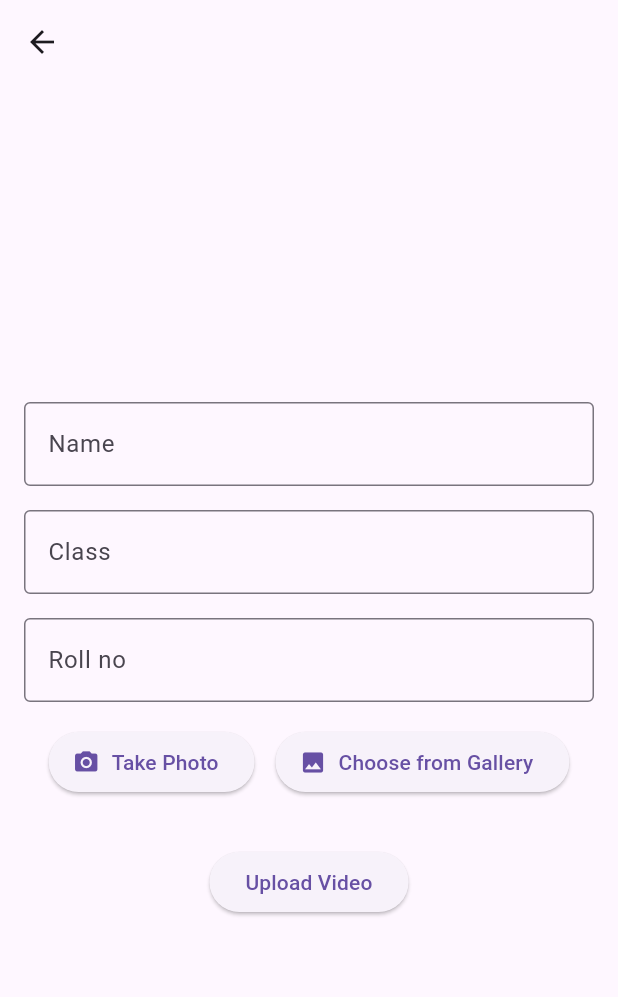
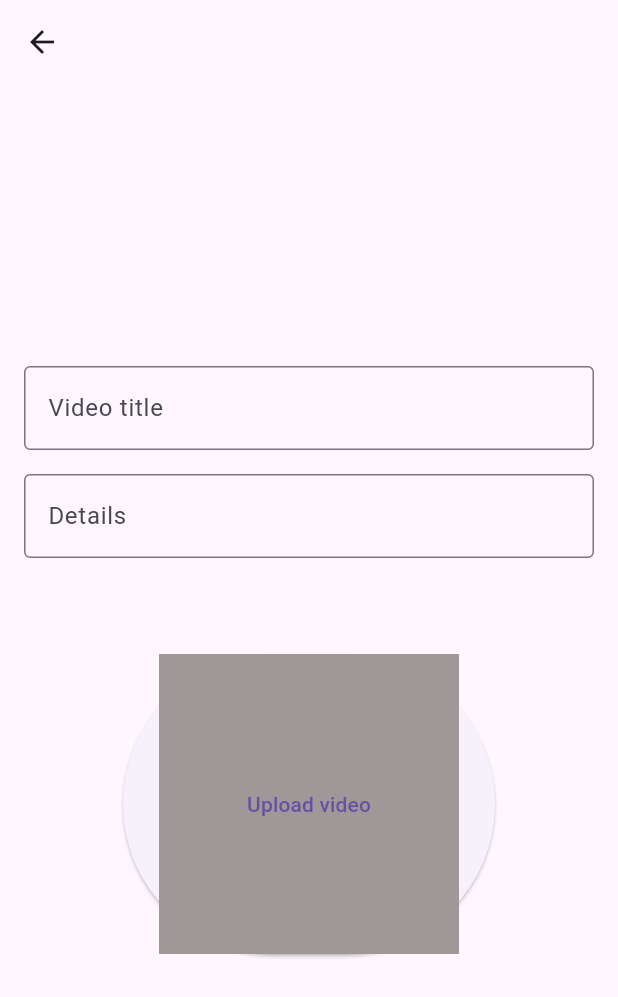
Before and after one commit to Ayishamarva7998/Firebase_Todo, a Flutter app: the screen it shows after launch, after a tap on "Add", on a phone screen of 412 x 824 dp. Shown: the top 997 px of the screen. Run offline on Flutter 3.47's test engine with Material 3 defaults, Android fonts, the phone set to English and light mode, and no system bars; our stand-ins replace cloud_firestore, file_picker, firebase_core, firebase_storage, image_picker, video_player; accounts and stored records are empty; network calls fail.

Commit message:
videos added

```diff
--- a/lib/controllers/image_provider.dart
+++ b/lib/controllers/image_provider.dart
@@ -8,7 +8,6 @@ class ImageProviderr extends ChangeNotifier {
 
   void setImage(ImageSource source) async {
     final pickedImage = await imagePicker.pickImage(source: source);
-
     selectedImage = pickedImage != null ? File(pickedImage.path) : null;
     notifyListeners();
   }
--- /dev/null
+++ b/lib/model/model.dart
@@ -0,0 +1,21 @@
+import 'package:cloud_firestore/cloud_firestore.dart';
+
+class VideoModel {
+  final String recipientId;
+  final String videoUrl;
+  final DateTime uploadedAt;
+
+  VideoModel({
+    required this.recipientId,
+    required this.videoUrl,
+    required this.uploadedAt,
+  });
+
+  factory VideoModel.fromFirestore(Map<String, dynamic> data) {
+    return VideoModel(
+      recipientId: data['recipientId'] as String,
+      videoUrl: data['videoUrl'] as String,
+      uploadedAt: (data['uploadedAt'] as Timestamp).toDate(),
+    );
+  }
+}
--- a/lib/services/service.dart
+++ b/lib/services/service.dart
@@ -1,17 +1,29 @@
-import 'dart:developer';
+
 import 'dart:io';
 
 import 'package:cloud_firestore/cloud_firestore.dart';
 import 'package:firebase_storage/firebase_storage.dart';
-import 'package:todo_app/model.dart';
+
+import 'package:todo_app/model/model.dart';
 
 class FirebaseService {
   String collectionRef = 'Student';
   FirebaseFirestore firestore = FirebaseFirestore.instance;
   Reference storage = FirebaseStorage.instance.ref();
+  Future<List<VideoModel>> fetchVideos() async {
+    try {
+      final QuerySnapshot snapshot =
+          await firestore.collection(collectionRef).get();
 
-
-
+      return snapshot.docs
+          .map((doc) =>
+              VideoModel.fromFirestore(doc.data() as Map<String, dynamic>))
+          .toList();
+    } catch (e) {
+      print('Error fetching videos from Firestore: $e');
+      return [];
+    }
+  }
 
   Future<String> uploadVideoToStorage(File videoFile) async {
     try {
@@ -50,5 +62,4 @@ class FirebaseService {
       print('Error selecting and sending video: $e');
     }
   }
-
 }
--- a/lib/views/addscreen/add_screen.dart
+++ b/lib/views/addscreen/add_screen.dart
@@ -1,13 +1,9 @@
 import 'dart:io';
 import 'package:file_picker/file_picker.dart';
-import 'package:firebase_core/firebase_core.dart';
 import 'package:flutter/material.dart';
 import 'package:image_picker/image_picker.dart';
 import 'package:provider/provider.dart';
-import 'package:todo_app/controllers/Student_provider.dart';
 import 'package:todo_app/controllers/image_provider.dart';
-
-import 'package:todo_app/model.dart';
 import 'package:todo_app/services/service.dart';
 import 'package:todo_app/views/Listscreen/list_screen.dart';
 
@@ -38,7 +34,7 @@ class AddScreen extends StatelessWidget {
                 controller: namecontroller,
 
                 decoration: const InputDecoration(
-                  labelText: 'Name',
+                  labelText: 'Video title',
                   border: OutlineInputBorder(),
                 ),
               ),
@@ -48,43 +44,43 @@ class AddScreen extends StatelessWidget {
                 obscureText: true,
                 decoration: const InputDecoration(
 
-                  labelText: 'Class',
+                  labelText: 'Details ',
                   border: OutlineInputBorder(),
                 ),
 
               ),
               const SizedBox(height: 16,),
-                   TextFormField(
-                    controller:rollnocontroller ,
-                obscureText: true,
-                decoration: const InputDecoration(
+              //      TextFormField(
+              //       controller:rollnocontroller ,
+              //   obscureText: true,
+              //   decoration: const InputDecoration(
 
-                  labelText: 'Roll no',
-                  border: OutlineInputBorder(),
-                ),
+              //     labelText: '',
+              //     border: OutlineInputBorder(),
+              //   ),
 
-              ),
+              // ),
               const SizedBox(height: 16,),
               Row(
                 mainAxisAlignment: MainAxisAlignment.center,
                 children: [
-                  ElevatedButton.icon(
-                    onPressed: () {
-                      pro.setImage(ImageSource.camera);
-                    },
-                    icon: const Icon(Icons.camera_alt),
-                    label: const Text('Take Photo'),
-                  ),
-                  const SizedBox(
-                    width: 14.0,
-                  ),
-                  ElevatedButton.icon(
-                    onPressed: () {
-                      pro.setImage(ImageSource.gallery);
-                    },
-                    icon: const Icon(Icons.photo),
-                    label: const Text('Choose from Gallery'),
-                  ),
+                //   ElevatedButton.icon(
+                //     onPressed: () {
+                //       pro.setImage(ImageSource.camera);
+                //     },
+                //     icon: const Icon(Icons.camera_alt),
+                //     label: const Text('Take Photo'),
+                //   ),
+                //   const SizedBox(
+                //     width: 14.0,
+                //   ),
+                //   ElevatedButton.icon(
+                //     onPressed: () {
+                //       pro.setImage(ImageSource.gallery);
+                //     },
+                //     icon: const Icon(Icons.photo),
+                //     label: const Text('Choose from Gallery'),
+                //   ),
                 ],
               ),
             if (pro.selectedImage != null)
@@ -141,7 +137,8 @@ class AddScreen extends StatelessWidget {
           ),
         );
       },
-      child: const Text('Upload Video'),
+      child:  Container(
+        height: 200,width: 200,color: const Color.fromARGB(255, 158, 152, 152),child: Center(child: Text('Upload video')),),
     ),
 
             ],
--- a/lib/views/listscreen/list_screen.dart
+++ b/lib/views/listscreen/list_screen.dart
@@ -1,21 +1,27 @@
-
-
 // ignore_for_file: camel_case_types
 
-import 'dart:developer';
+import 'package:flutter/material.dart';
+import 'package:todo_app/model/model.dart';
+import 'package:todo_app/services/service.dart';
+import 'package:todo_app/views/addscreen/add_screen.dart';
+import 'package:todo_app/views/listscreen/widgets/video_player_widget.dart';
 
-import 'package:cloud_firestore/cloud_firestore.dart';
-import 'package:flutter/material.dart';
-import 'package:provider/provider.dart';
-import 'package:todo_app/controllers/Student_provider.dart';
-import 'package:todo_app/model.dart';
-import 'package:todo_app/views/editscreen/edit_screen.dart';
-import 'package:todo_app/views/addscreen/add_screen.dart';
-import 'package:todo_app/views/details.dart';
+class ListScreen extends StatefulWidget {
+  const ListScreen({super.key});
 
+  @override
+  State<ListScreen> createState() => _ListScreenState();
+}
 
-class ListScreen extends StatelessWidget {
-  const ListScreen({super.key});
+class _ListScreenState extends State<ListScreen> {
+  final FirebaseService _firebaseService = FirebaseService();
+  late Future<List<VideoModel>> _videosFuture;
+
+  @override
+  void initState() {
+    super.initState();
+    _videosFuture = _firebaseService.fetchVideos();
+  }
 
   @override
   Widget build(BuildContext context) {
@@ -23,121 +29,35 @@ class ListScreen extends StatelessWidget {
       appBar: AppBar(
         automaticallyImplyLeading: false,
         title: const Text(
-          "Student Details",
+          "Video player",
           style: TextStyle(fontWeight: FontWeight.bold),
         ),
         centerTitle: true,
       ),
-      body: Column(children: [
-        Expanded(
-          child: Consumer<StudentProvider>(
-            builder: (context, value, child) => Column(
-              children: [
+      body: FutureBuilder<List<VideoModel>>(
+        future: _videosFuture,
+        builder: (context, snapshot) {
+          if (snapshot.connectionState == ConnectionState.waiting) {
+            return const Center(child: CircularProgressIndicator());
+          } else if (snapshot.hasError) {
+            return const Center(child: Text('Error loading videos'));
+          } else if (!snapshot.hasData || snapshot.data!.isEmpty) {
+            return const Center(child: Text('No videos found'));
+          }
 
-                // StreamBuilder<QuerySnapshot<StudentModel>>(
-                //   stream: value.getData(),
-                //   builder: (context, snapshot) {
-                //     if (snapshot.connectionState == ConnectionState.waiting) {
-                //       return const Center(child: CircularProgressIndicator());
-                //     } else if (snapshot.hasError) {
-                //       log("Snapshot Error ${snapshot.error}");
-                //       return const Center(
-                //         child: Text('Snapshot has error'),
-                //       );
-                //     } else {
-                //       List<QueryDocumentSnapshot<StudentModel>> studentsDoc =
-                //           snapshot.data?.docs ?? [];
-                //       return Expanded(
-                //         child: ListView.builder(
-                //           itemCount: studentsDoc.length,
-                //           itemBuilder: (context, index) {
-                //             final data = studentsDoc[index].data();
-                //             final id = studentsDoc[index].id;
-                //             return Card(
-                //               elevation:
-                //                   5, // Add elevation for a card-like look
-                //               margin: const EdgeInsets.all(8),
-                //               child: ListTile(
-                //                 title: Text(
-                //                   data.name ?? '',
-                //                   style: const TextStyle(
-                //                     fontWeight: FontWeight.bold,
-                //                     fontSize: 18,
-                //                   ),
-                //                 ),
-                //                 subtitle: Column(
-                //                   crossAxisAlignment: CrossAxisAlignment.start,
-                //                   children: [
-                //                     Text(
-                //                       "class: ${data.rollno ?? 'N/A'}",
-                //                       style: const TextStyle(
-                //                         color: Colors.grey,
-                //                       ),
-                //                     ),
-                //                     Text(
-                //                       "roll no: ${data.age ?? 'N/A'}",
-                //                       style: const TextStyle(
-                //                         color: Colors.grey,
-                //                       ),
-                //                     ),
-                //                   ],
-                //                 ),
-                //                 leading: CircleAvatar(
-                //                   backgroundColor: Colors.deepPurple,
-                //                   backgroundImage:NetworkImage(data.image??''),
-                //                 ),
-                //                 trailing: Row(
-                //                   mainAxisSize: MainAxisSize.min,
-                //                   children: [
-                //                     IconButton(
-                //                       icon: const Icon(
-                //                         Icons.edit,
-                //                         color: Colors.blue,
-                //                       ),
-                //                       onPressed: () {
-                //                         value.updateStudent(id, StudentModel(image: '',age: '',name: '',rollno: ''));
-                //                         Navigator.push(
-                //                           context,
-                //                           MaterialPageRoute(
-                //                             builder: (context) => EditScreen(
-
-                //                               id: id,
-                //                               student: data,
-                //                             ),
-                //                           ),
-                //                         );
-                //                       },
-                //                     ),
-                //                     IconButton(
-                //                       icon: const Icon(
-                //                         Icons.delete,
-                //                         color: Colors.red,
-                //                       ),
-                //                       onPressed: () {
-                //                         value.deleteStudent(id);
-                //                         // value.deleteImage(data.image);
-                //                       },
-                //                     ),
-                //                     IconButton(onPressed: (){
-                //                       Navigator.push(context, MaterialPageRoute(builder: (context) => DetailScreen(student: data),));
-                //                     }, icon: const Icon(Icons.arrow_forward_ios))
-
-                //                   ],
-                //                 ),
-
-                //               ),
-                //             );
-                //           },
-                //         ),
-                //       );
-                //     }
-                //   },
-                // ),
-              ],
-            ),
-          ),
-        ),
-      ]),
+          final videos = snapshot.data!;
+          return ListView.separated(
+            separatorBuilder: (context, index) {
+              return Divider();
+            },
+            padding: const EdgeInsets.symmetric(vertical: 10),
+            itemCount: videos.length,
+            itemBuilder: (context, index) {
+              return VideoPlayerWidget(videoUrl: videos[index].videoUrl);
+            },
+          );
+        },
+      ),
       floatingActionButton: ElevatedButton(
         onPressed: () {
           Navigator.push(
--- a/pubspec.yaml
+++ b/pubspec.yaml
@@ -41,6 +41,7 @@ dependencies:
   provider: ^6.1.1
   url_launcher: ^6.3.1
   video_player: ^2.9.2
+  video_thumbnail: ^0.5.3
 
 dev_dependencies:
   flutter_lints: ^2.0.0
```
Also changed, not shown: lib/views/listscreen/widgets/video_player_widget.dart (added, +65 -0 lines), pubspec.lock. Lines whose indentation alone changed are shown as unchanged.
